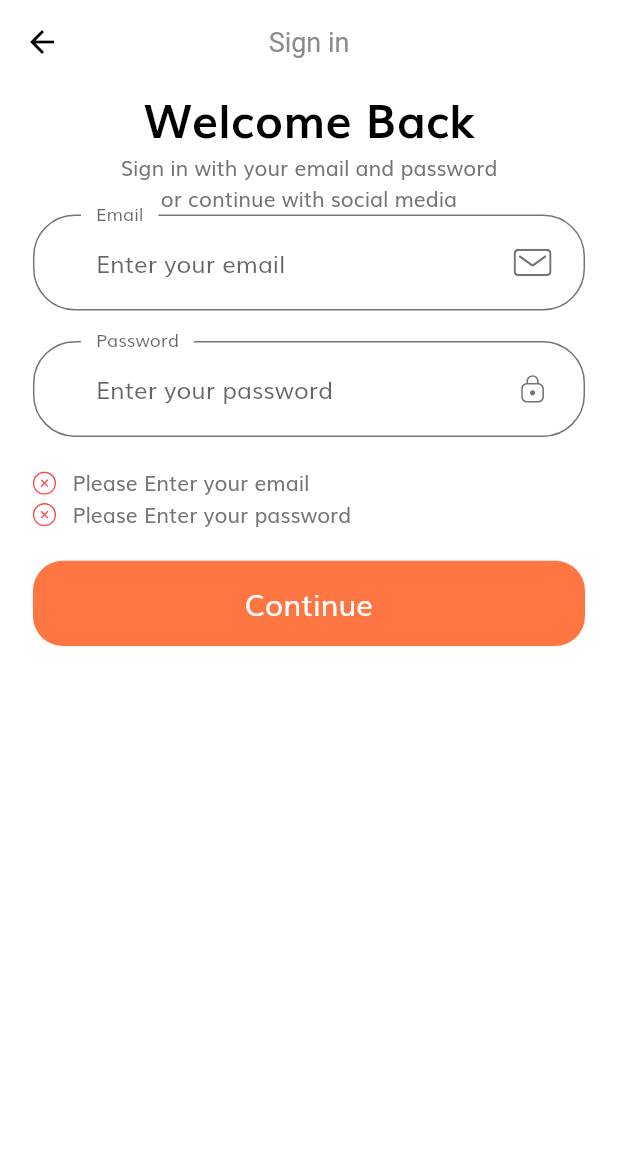
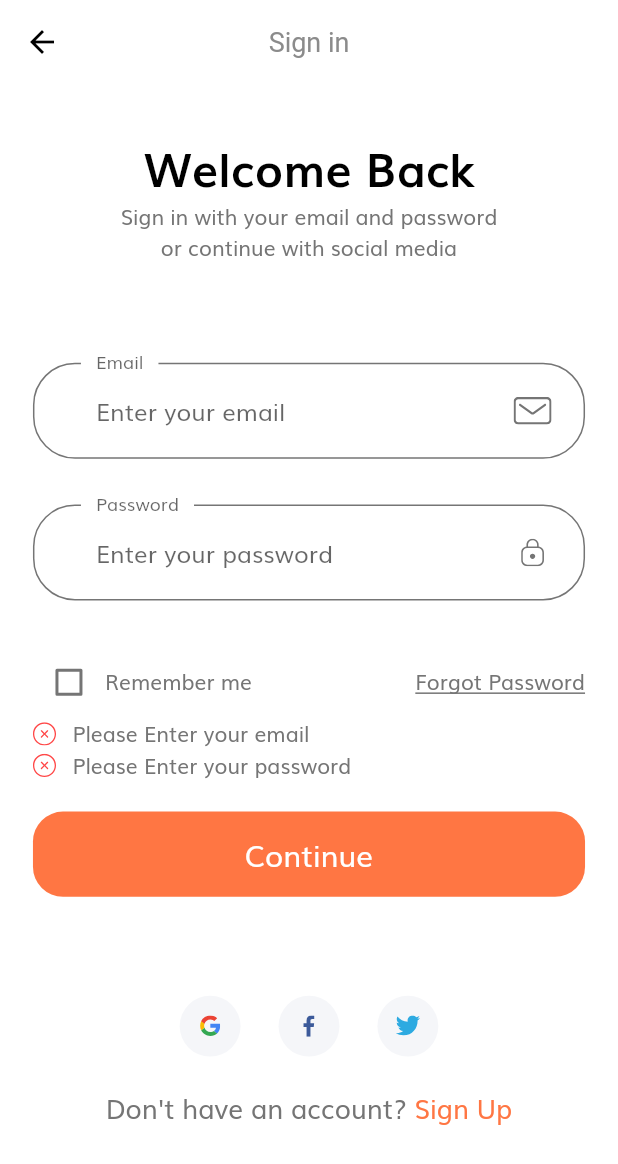
Before and after one commit to cocahonka/tokoto_shop, a Flutter app: the SignInScreen screen opened by its route, after a tap on "Continue", on a phone screen of 412 x 824 dp. Shown: the top 1164 px of the screen. Run offline on Flutter 3.47's test engine with Material 2 defaults, Android fonts, the phone set to English and light mode, and no system bars; our stand-ins replace flutter_svg.

Commit message:
completing the layouting of the sign-in screen (adding social cards, remember check box and forgot the password label)

```diff
--- /dev/null
+++ b/lib/components/social_card.dart
@@ -0,0 +1,34 @@
+import 'package:flutter/material.dart';
+import 'package:flutter_svg/flutter_svg.dart';
+
+import '../size_config.dart';
+
+class SocialCard extends StatelessWidget {
+  const SocialCard({
+    Key? key,
+    required this.icon,
+    required this.press,
+  }) : super(key: key);
+
+  final String icon;
+  final void Function() press;
+
+  @override
+  Widget build(BuildContext context) {
+    return GestureDetector(
+      onTap: press,
+      child: Container(
+        margin:
+            EdgeInsets.symmetric(horizontal: getProportionateScreenWidth(10)),
+        padding: EdgeInsets.all(getProportionateScreenWidth(12)),
+        height: getProportionateScreenHeight(40),
+        width: getProportionateScreenWidth(40),
+        decoration: const BoxDecoration(
+          color: Color(0xFFF5F6F9),
+          shape: BoxShape.circle,
+        ),
+        child: SvgPicture.asset(icon),
+      ),
+    );
+  }
+}
--- a/lib/screens/sign_in/components/body.dart
+++ b/lib/screens/sign_in/components/body.dart
@@ -1,8 +1,7 @@
 import 'package:flutter/material.dart';
-import 'package:tokoto_shop/components/custom_suffix_icon.dart';
-import 'package:tokoto_shop/components/default_button.dart';
-import 'package:tokoto_shop/components/form_error.dart';
+import 'package:tokoto_shop/components/social_card.dart';
 import 'package:tokoto_shop/constants.dart';
+import 'package:tokoto_shop/screens/sign_in/components/sign_form.dart';
 import 'package:tokoto_shop/size_config.dart';
 
 class Body extends StatelessWidget {
@@ -16,9 +15,11 @@ class Body extends StatelessWidget {
         child: Padding(
           padding:
               EdgeInsets.symmetric(horizontal: getProportionateScreenWidth(20)),
+          child: SingleChildScrollView(
             child: Column(
               //crossAxisAlignment: CrossAxisAlignment.center,
               children: [
+                SizedBox(height: SizeConfig.screenHeight * 0.04),
                 Text(
                   'Welcome Back',
                   style: TextStyle(
@@ -31,125 +32,50 @@ class Body extends StatelessWidget {
                   'Sign in with your email and password \nor continue with social media',
                   textAlign: TextAlign.center,
                 ),
+                SizedBox(height: SizeConfig.screenHeight * 0.08),
                 const SignInForm(),
+                SizedBox(height: SizeConfig.screenHeight * 0.08),
+                Row(
+                  mainAxisAlignment: MainAxisAlignment.center,
+                  children: [
+                    SocialCard(
+                      icon: 'assets/icons/google-icon.svg',
+                      press: () {},
+                    ),
+                    SocialCard(
+                      icon: 'assets/icons/facebook-2.svg',
+                      press: () {},
+                    ),
+                    SocialCard(
+                      icon: 'assets/icons/twitter.svg',
+                      press: () {},
+                    ),
                   ],
+                ),
+                SizedBox(height: getProportionateScreenHeight(20)),
+                Row(
+                  mainAxisAlignment: MainAxisAlignment.center,
+                  children: [
+                    Text(
+                      'Don\'t have an account? ',
+                      style: TextStyle(
+                        fontSize: getProportionateScreenWidth(16),
+                      ),
+                    ),
+                    Text(
+                      'Sign Up',
+                      style: TextStyle(
+                        fontSize: getProportionateScreenWidth(16),
+                        color: kPrimaryColor,
+                      ),
+                    ),
+                  ],
+                ),
+              ],
+            ),
           ),
         ),
       ),
     );
   }
 }
-
-class SignInForm extends StatefulWidget {
-  const SignInForm({Key? key}) : super(key: key);
-
-  @override
-  _SignInFormState createState() => _SignInFormState();
-}
-
-class _SignInFormState extends State<SignInForm> {
-  final _formKey = GlobalKey<FormState>();
-  final List<String> errors = [];
-  String? _email;
-  String? _password;
-  @override
-  Widget build(BuildContext context) {
-    return Form(
-      key: _formKey,
-      child: Column(
-        children: [
-          buildEmailFormField(),
-          SizedBox(height: getProportionateScreenHeight(20)),
-          buildPasswordFormField(),
-          SizedBox(height: getProportionateScreenHeight(20)),
-          FormError(errors: errors),
-          SizedBox(height: getProportionateScreenHeight(20)),
-          DefaultButton(
-            text: 'Continue',
-            press: () {
-              if (_formKey.currentState?.validate() ?? false) {
-                _formKey.currentState?.save();
-              }
-            },
-          ),
-        ],
-      ),
-    );
-  }
-
-  TextFormField buildPasswordFormField() {
-    return TextFormField(
-      obscureText: true,
-      onSaved: (value) => _password = value,
-      onChanged: (value) {
-        if (value.isNotEmpty && errors.contains(kPassNullError)) {
-          setState(() {
-            errors.remove(kPassNullError);
-          });
-        } else if (value.length >= kMinPasswordLength &&
-            errors.contains(kShortPassError)) {
-          setState(() {
-            errors.remove(kShortPassError);
-          });
-        }
-      },
-      validator: (value) {
-        if ((value?.isEmpty ?? true) && !errors.contains(kPassNullError)) {
-          setState(() {
-            errors.add(kPassNullError);
-          });
-        } else if (value != null &&
-            value.length < kMinPasswordLength &&
-            !errors.contains(kShortPassError)) {
-          setState(() {
-            errors.add(kShortPassError);
-          });
-        }
-        return null;
-      },
-      decoration: const InputDecoration(
-        labelText: 'Password',
-        hintText: 'Enter your password',
-        suffixIcon: CustomSuffixIcon(svgIcon: 'assets/icons/Lock.svg'),
-      ),
-    );
-  }
-
-  TextFormField buildEmailFormField() {
-    return TextFormField(
-      keyboardType: TextInputType.emailAddress,
-      onSaved: (value) => _email = value,
-      onChanged: (value) {
-        if (value.isNotEmpty && errors.contains(kEmailNullError)) {
-          setState(() {
-            errors.remove(kEmailNullError);
-          });
-        } else if (emailValidatorRegExp.hasMatch(value) &&
-            errors.contains(kInvalidEmailError)) {
-          setState(() {
-            errors.remove(kInvalidEmailError);
-          });
-        }
-      },
-      validator: (value) {
-        if ((value?.isEmpty ?? true) && !errors.contains(kEmailNullError)) {
-          setState(() {
-            errors.add(kEmailNullError);
-          });
-        } else if (value != null &&
-            !emailValidatorRegExp.hasMatch(value) &&
-            !errors.contains(kInvalidEmailError)) {
-          setState(() {
-            errors.add(kInvalidEmailError);
-          });
-        }
-        return null;
-      },
-      decoration: const InputDecoration(
-        labelText: 'Email',
-        hintText: 'Enter your email',
-        suffixIcon: CustomSuffixIcon(svgIcon: 'assets/icons/Mail.svg'),
-      ),
-    );
-  }
-}
--- /dev/null
+++ b/lib/screens/sign_in/components/sign_form.dart
@@ -0,0 +1,149 @@
+import 'package:flutter/material.dart';
+import 'package:tokoto_shop/components/custom_suffix_icon.dart';
+import 'package:tokoto_shop/components/default_button.dart';
+import 'package:tokoto_shop/components/form_error.dart';
+
+import '../../../constants.dart';
+import '../../../size_config.dart';
+
+class SignInForm extends StatefulWidget {
+  const SignInForm({Key? key}) : super(key: key);
+
+  @override
+  _SignInFormState createState() => _SignInFormState();
+}
+
+class _SignInFormState extends State<SignInForm> {
+  final _formKey = GlobalKey<FormState>();
+  final List<String> errors = [];
+  String? _email;
+  String? _password;
+  bool _remember = false;
+  @override
+  Widget build(BuildContext context) {
+    return Form(
+      key: _formKey,
+      child: Column(
+        children: [
+          buildEmailFormField(),
+          SizedBox(height: getProportionateScreenHeight(30)),
+          buildPasswordFormField(),
+          SizedBox(height: getProportionateScreenHeight(30)),
+          Row(
+            children: [
+              Checkbox(
+                value: _remember,
+                activeColor: kPrimaryColor,
+                onChanged: (value) {
+                  setState(() {
+                    _remember = value ?? false;
+                  });
+                },
+              ),
+              const Text('Remember me'),
+              const Spacer(),
+              const Text(
+                'Forgot Password',
+                style: TextStyle(decoration: TextDecoration.underline),
+              ),
+            ],
+          ),
+          FormError(errors: errors),
+          SizedBox(height: getProportionateScreenHeight(20)),
+          DefaultButton(
+            text: 'Continue',
+            press: () {
+              if (_formKey.currentState?.validate() ?? false) {
+                _formKey.currentState?.save();
+              }
+            },
+          ),
+        ],
+      ),
+    );
+  }
+
+  TextFormField buildPasswordFormField() {
+    return TextFormField(
+      obscureText: true,
+      onSaved: (value) => _password = value,
+      onChanged: (value) {
+        if (value.isNotEmpty && errors.contains(kPassNullError)) {
+          setState(() {
+            errors.remove(kPassNullError);
+          });
+        }
+        if (errors.contains(kPassNullError) ||
+            (value.length >= kMinPasswordLength &&
+                errors.contains(kShortPassError))) {
+          setState(() {
+            errors.remove(kShortPassError);
+          });
+        }
+      },
+      validator: (value) {
+        if ((value?.isEmpty ?? true) && !errors.contains(kPassNullError)) {
+          setState(() {
+            errors.add(kPassNullError);
+          });
+        }
+        if (!errors.contains(kPassNullError) &&
+            !errors.contains(kShortPassError) &&
+            value != null &&
+            value.length < kMinPasswordLength) {
+          setState(() {
+            errors.add(kShortPassError);
+          });
+        }
+        return null;
+      },
+      decoration: const InputDecoration(
+        labelText: 'Password',
+        hintText: 'Enter your password',
+        suffixIcon: CustomSuffixIcon(svgIcon: 'assets/icons/Lock.svg'),
+      ),
+    );
+  }
+
+  TextFormField buildEmailFormField() {
+    return TextFormField(
+      keyboardType: TextInputType.emailAddress,
+      onSaved: (value) => _email = value,
+      onChanged: (value) {
+        if (value.isNotEmpty && errors.contains(kEmailNullError)) {
+          setState(() {
+            errors.remove(kEmailNullError);
+          });
+        }
+        if (errors.contains(kInvalidEmailError) ||
+            (emailValidatorRegExp.hasMatch(value) &&
+                errors.contains(kInvalidEmailError))) {
+          setState(() {
+            errors.remove(kInvalidEmailError);
+          });
+        }
+      },
+      validator: (value) {
+        if ((value?.isEmpty ?? true) && !errors.contains(kEmailNullError)) {
+          setState(() {
+            errors.add(kEmailNullError);
+          });
+        }
+        if (!errors.contains(kEmailNullError) &&
+            !errors.contains(kInvalidEmailError) &&
+            value != null &&
+            !emailValidatorRegExp.hasMatch(value)) {
+          setState(() {
+            errors.add(kInvalidEmailError);
+          });
+        }
+        return null;
+      },
+      decoration: const InputDecoration(
+        labelText: 'Email',
+        hintText: 'Enter your email',
+        suffixIcon: CustomSuffixIcon(svgIcon: 'assets/icons/Mail.svg'),
+      ),
+    );
+  }
+}
```
Lines whose indentation alone changed are shown as unchanged.
